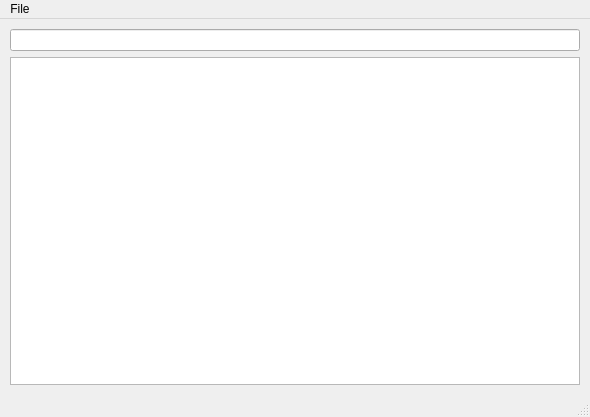
Old version of the form asciiViewer.ui in the repository leixingyu/mayaAsciiViewer.
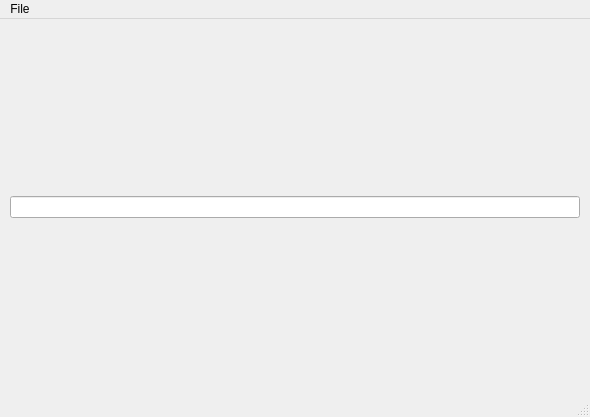
New version of the form.

Commit message: refactor ascii viewer and naming

```diff
--- a/asciiViewer.ui
+++ b/asciiViewer.ui
@@ -31,45 +31,7 @@
      <widget class="QLineEdit" name="ui_filter_edit"/>
     </item>
     <item>
-     <layout class="QGridLayout" name="ui_grid_layout">
-      <item row="0" column="0">
-       <widget class="QTreeView" name="ui_tree_view">
-        <property name="horizontalScrollBarPolicy">
-         <enum>Qt::ScrollBarAsNeeded</enum>
-        </property>
-        <property name="sizeAdjustPolicy">
-         <enum>QAbstractScrollArea::AdjustToContentsOnFirstShow</enum>
-        </property>
-        <property name="editTriggers">
-         <set>QAbstractItemView::NoEditTriggers</set>
-        </property>
-        <property name="alternatingRowColors">
-         <bool>true</bool>
-        </property>
-        <property name="selectionMode">
-         <enum>QAbstractItemView::NoSelection</enum>
-        </property>
-        <property name="uniformRowHeights">
-         <bool>true</bool>
-        </property>
-        <property name="sortingEnabled">
-         <bool>true</bool>
-        </property>
-        <property name="wordWrap">
-         <bool>false</bool>
-        </property>
-        <property name="expandsOnDoubleClick">
-         <bool>false</bool>
-        </property>
-        <attribute name="headerCascadingSectionResizes">
-         <bool>false</bool>
-        </attribute>
-        <attribute name="headerStretchLastSection">
-         <bool>false</bool>
-        </attribute>
-       </widget>
-      </item>
-     </layout>
+     <layout class="QGridLayout" name="ui_grid_layout"/>
     </item>
    </layout>
   </widget>
```
The commit also changes 14 other files.
